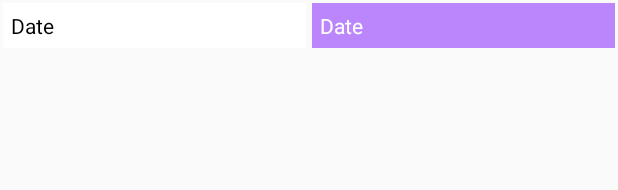
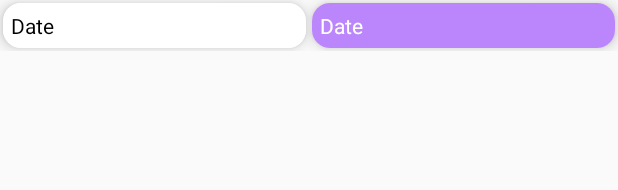
Before and after one commit to ghazalbn/Mobile-Data-Tracker, an Android app: the layout item_data_usage.xml on its own in the app's theme, with its tools: preview values and no code run, on a phone screen of 412 x 824 dp. Shown: the top 190 px of the screen. Run offline under Robolectric (Android 15) with nearby library versions, the phone set to English and light mode, and no system bars.

Commit message:
change app theme

```diff
--- a/app/src/main/res/layout/item_data_usage.xml
+++ b/app/src/main/res/layout/item_data_usage.xml
@@ -9,30 +9,42 @@
         android:layout_width="match_parent"
         android:layout_height="wrap_content">
 
+        <androidx.cardview.widget.CardView
+            style="@style/cardView"
+            android:layout_width="0dp"
+            android:layout_height="wrap_content"
+            android:layout_margin="@dimen/size_3xs"
+            android:layout_weight="1">
 
             <TextView
                 android:id="@+id/mobile_data"
-            android:layout_weight="1"
+                android:layout_width="match_parent"
+                android:layout_height="wrap_content"
                 android:background="@color/surface"
-            android:layout_width="0dp"
-            android:layout_margin="2dp"
                 android:maxEms="20"
                 android:padding="5dp"
-            android:textColor="@color/text"
+                android:text="Date"
+                android:textColor="@color/text" />
+
+        </androidx.cardview.widget.CardView>
+
+        <androidx.cardview.widget.CardView
+            style="@style/cardView"
+            android:layout_width="0dp"
             android:layout_height="wrap_content"
-            android:text="Date" />
+            android:layout_margin="@dimen/size_3xs"
+            android:layout_weight="1">
 
             <TextView
                 android:id="@+id/tv_date"
-            android:layout_weight="1"
+                android:layout_width="match_parent"
+                android:layout_height="wrap_content"
                 android:background="@color/purple_200"
-            android:layout_width="0dp"
-            android:layout_margin="2dp"
-            android:layout_height="wrap_content"
                 android:maxEms="20"
-            android:textColor="@color/white"
                 android:padding="5dp"
-            android:text="Date" />
+                android:text="Date"
+                android:textColor="@color/white" />
+        </androidx.cardview.widget.CardView>
 
     </LinearLayout>
 </layout>
```
Lines whose indentation alone changed are shown as unchanged.
